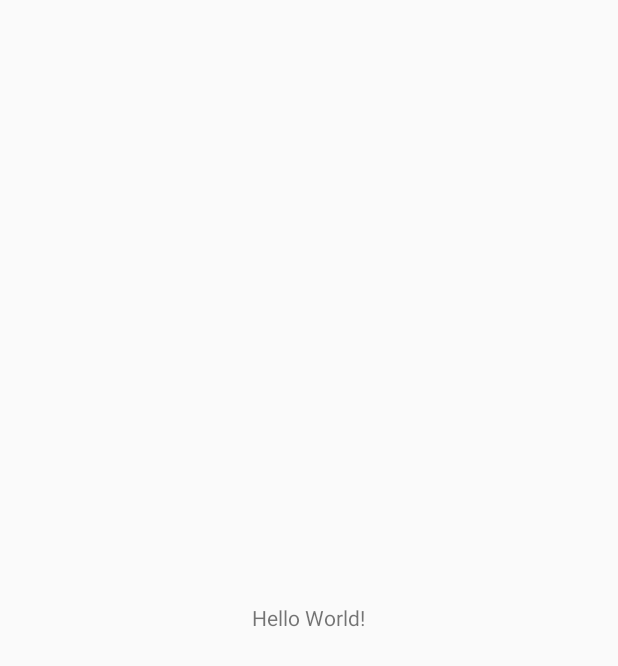
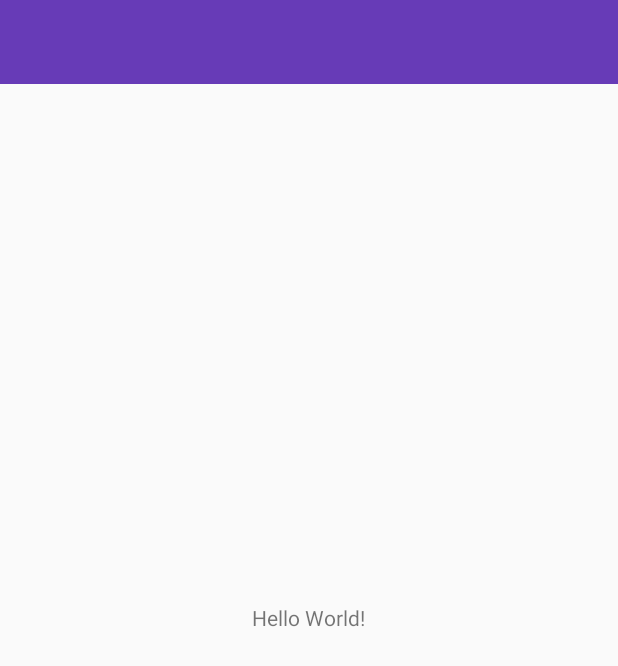
Before and after one commit to VenomRishi/InfinityChat, an Android app: the screen it shows after launch once a user with an empty profile is signed in (MainActivity), on a phone screen of 412 x 824 dp. Before the commit the part shown is almost empty. Shown: the top 666 px of the screen. Run offline under Robolectric (Android 15) with nearby library versions, the phone set to English and light mode, and no system bars; our stand-ins replace Firebase (no records; nobody signed in at launch, a user with empty details on screens opened directly); 3 statements that could not run were skipped.

Commit message:
layout toolbar is added

```diff
--- a/app/src/main/java/com/example/acer/infinitychat/MainActivity.java
+++ b/app/src/main/java/com/example/acer/infinitychat/MainActivity.java
@@ -4,26 +4,37 @@ import android.content.Intent;
 import android.support.v7.app.AppCompatActivity;
 import android.os.Bundle;
 import android.widget.Toast;
+import android.widget.Toolbar;
 
 import com.google.firebase.auth.FirebaseAuth;
 import com.google.firebase.auth.FirebaseUser;
 
 public class MainActivity extends AppCompatActivity {
     private FirebaseAuth mAuth;
+    private Toolbar mToolbar;
+
     @Override
     protected void onCreate(Bundle savedInstanceState) {
         super.onCreate(savedInstanceState);
         setContentView(R.layout.activity_main);
+
+        mAuth=FirebaseAuth.getInstance();
+
+        mToolbar=(Toolbar) findViewById(R.id.main_page_toolbar);
+        setSupportActionBar(mToolbar);
+        getSupportActionBar().setTitle("Infinity Chat");
     }
+
+
     @Override
     public void onStart() {
         super.onStart();
         // Check if user is signed in (non-null) and update UI accordingly.
-        FirebaseUser currentUser = mAuth.getInstance().getCurrentUser();
+        FirebaseUser currentUser = mAuth.getCurrentUser();
         if(currentUser==null){
             Intent start_intent=new Intent(MainActivity.this,StartActivity.class);
             startActivity(start_intent);
-
+            finish();
         }
     }
 
--- a/app/src/main/res/layout/activity_main.xml
+++ b/app/src/main/res/layout/activity_main.xml
@@ -5,6 +5,9 @@
     android:layout_width="match_parent"
     android:layout_height="match_parent"
     tools:context=".MainActivity">
+
+    <include layout="@layout/app_bar_layout"
+        android:id="@+id/main_page_toolbar" />
 
     <TextView
         android:layout_width="wrap_content"
--- a/app/src/main/res/layout/app_bar_layout.xml
+++ b/app/src/main/res/layout/app_bar_layout.xml
@@ -2,6 +2,9 @@
 <android.support.v7.widget.Toolbar xmlns:android="http://schemas.android.com/apk/res/android"
     android:layout_width="match_parent"
     android:layout_height="wrap_content"
-    android:background="@color/colorPrimary">
+    android:background="@color/colorPrimary"
+    android:id="@+id/main_app_bar"
+    android:theme="@style/ThemeOverlay.AppCompat.Dark.ActionBar"
+    >
 
 </android.support.v7.widget.Toolbar>
```
